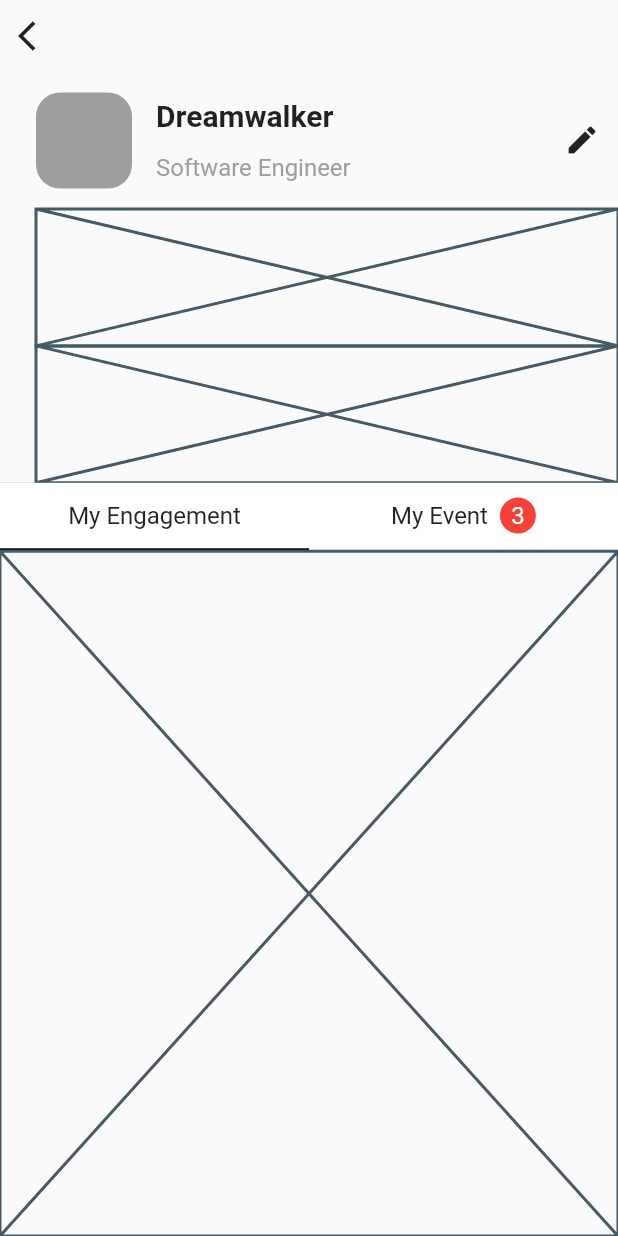
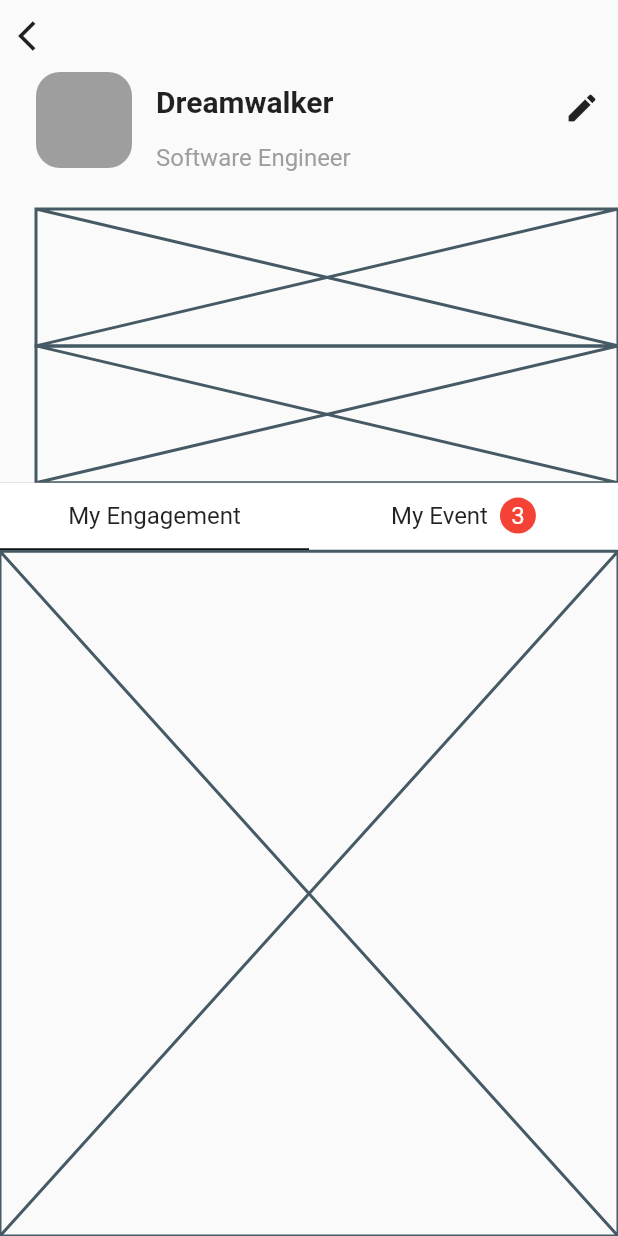
Before and after one commit to JAICHANGPARK/flutter_notebook_11th_story, a Flutter app: the IrysProfilePage screen opened directly, on a phone screen of 412 x 824 dp. Run offline on Flutter 3.47's test engine with Material 2 defaults, Android fonts, the phone set to English and light mode, and no system bars; our stand-ins replace backdrop, badges, flutter_inner_drawer, flutter_slidable, flutter_swiper, google_fonts; network calls fail.

Commit message:
Update irys_profile_page.dart

```diff
--- a/lib/ep727_irys_mobile_app/ui/irys_profile_page.dart
+++ b/lib/ep727_irys_mobile_app/ui/irys_profile_page.dart
@@ -28,6 +28,7 @@ class _IrysProfilePageState extends State<IrysProfilePage> {
                   children: [
                     Expanded(
                         child: Row(
+                      crossAxisAlignment: CrossAxisAlignment.start,
                       children: [
                         Container(
                           height: 64,
@@ -35,10 +36,10 @@ class _IrysProfilePageState extends State<IrysProfilePage> {
                           decoration: BoxDecoration(color: Colors.grey, borderRadius: BorderRadius.circular(16)),
                         ),
                         Padding(
-                          padding: const EdgeInsets.only(left: 16, top: 4, bottom: 4),
+                          padding: const EdgeInsets.only(left: 16,bottom: 16),
                           child: Column(
                             crossAxisAlignment: CrossAxisAlignment.start,
-                            mainAxisAlignment: MainAxisAlignment.spaceEvenly,
+                            mainAxisAlignment: MainAxisAlignment.center,
                             children: [
                               Text(
                                 'Dreamwalker',
@@ -47,6 +48,7 @@ class _IrysProfilePageState extends State<IrysProfilePage> {
                                   fontWeight: FontWeight.bold,
                                 ),
                               ),
+                              SizedBox(height: 16,),
                               Text(
                                 "Software Engineer",
                                 style: TextStyle(
@@ -58,8 +60,7 @@ class _IrysProfilePageState extends State<IrysProfilePage> {
                           ),
                         ),
                         Spacer(),
-                        IconButton(onPressed: (){}, icon: Icon(Icons.edit)),
-
+                        IconButton(onPressed: () {}, icon: Icon(Icons.edit)),
                       ],
                     )),
                     Expanded(child: Placeholder()),
```
